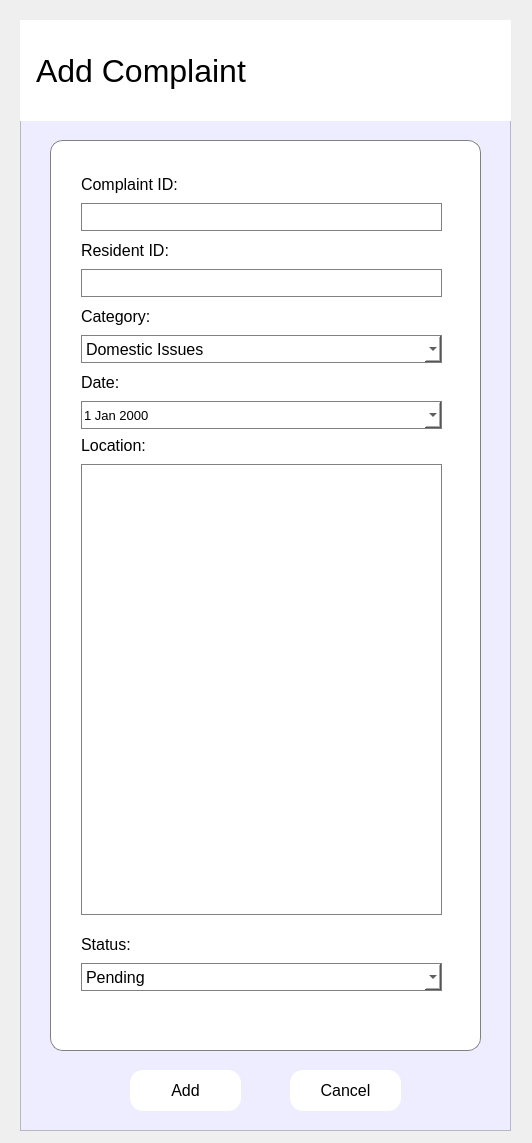
Qt form uifiles/addcomplaintui_new.ui (mustafamclngn/CCC151-ComplaSys) before a commit.
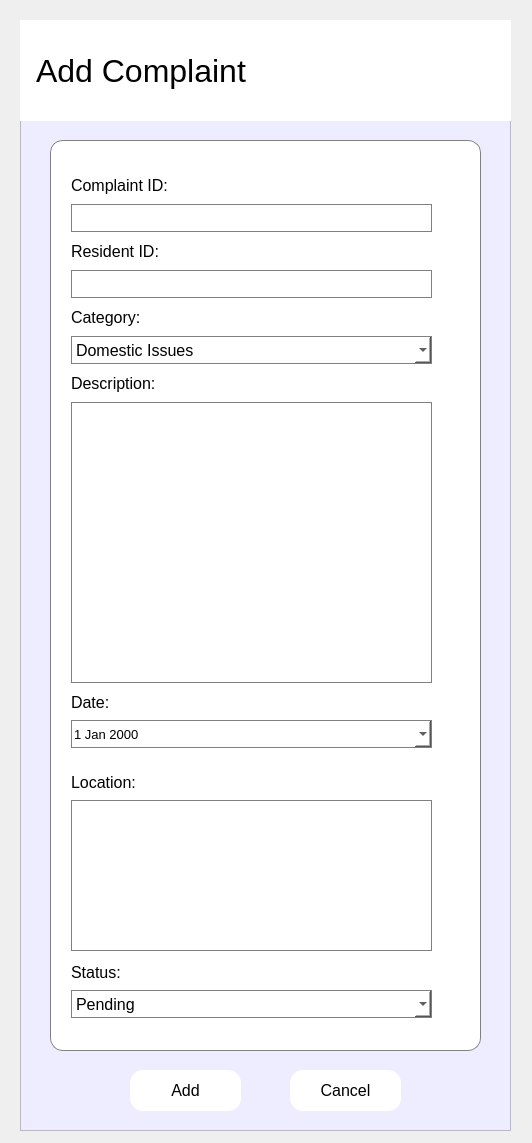
The same form after that commit.

Commit message: added description box, adjusted position names

Patch:
```diff
--- a/uifiles/addcomplaintui_new.ui
+++ b/uifiles/addcomplaintui_new.ui
@@ -98,8 +98,8 @@
     <widget class="QLabel" name="label_resident_id">
      <property name="geometry">
       <rect>
-       <x>31</x>
-       <y>32</y>
+       <x>21</x>
+       <y>33</y>
        <width>124</width>
        <height>24</height>
       </rect>
@@ -119,8 +119,8 @@
     <widget class="QLineEdit" name="addcomplaint_complaintID_input">
      <property name="geometry">
       <rect>
-       <x>31</x>
-       <y>63</y>
+       <x>21</x>
+       <y>64</y>
        <width>361</width>
        <height>28</height>
       </rect>
@@ -139,8 +139,8 @@
     <widget class="QLabel" name="label_first_name">
      <property name="geometry">
       <rect>
-       <x>31</x>
-       <y>98</y>
+       <x>21</x>
+       <y>99</y>
        <width>111</width>
        <height>24</height>
       </rect>
@@ -160,8 +160,8 @@
     <widget class="QLineEdit" name="addcomplaint_residentID_input">
      <property name="geometry">
       <rect>
-       <x>31</x>
-       <y>129</y>
+       <x>21</x>
+       <y>130</y>
        <width>361</width>
        <height>28</height>
       </rect>
@@ -180,8 +180,8 @@
     <widget class="QLabel" name="label_dob">
      <property name="geometry">
       <rect>
-       <x>31</x>
-       <y>230</y>
+       <x>21</x>
+       <y>550</y>
        <width>50</width>
        <height>24</height>
       </rect>
@@ -198,34 +198,11 @@
       <string>Date:</string>
      </property>
     </widget>
-    <widget class="QDateEdit" name="addcomplaint_date_input">
-     <property name="geometry">
-      <rect>
-       <x>31</x>
-       <y>261</y>
-       <width>361</width>
-       <height>28</height>
-      </rect>
-     </property>
-     <property name="font">
-      <font>
-       <pointsize>10</pointsize>
-      </font>
-     </property>
-     <property name="styleSheet">
-      <string notr="true">background-color: white;
-border: 1px solid grey;
-border-radius: 0px;</string>
-     </property>
-     <property name="calendarPopup">
-      <bool>true</bool>
-     </property>
-    </widget>
     <widget class="QLabel" name="label_address">
      <property name="geometry">
       <rect>
-       <x>31</x>
-       <y>293</y>
+       <x>21</x>
+       <y>630</y>
        <width>82</width>
        <height>24</height>
       </rect>
@@ -242,31 +219,11 @@
       <string>Location:</string>
      </property>
     </widget>
-    <widget class="QTextEdit" name="addcomplaint_location_input">
-     <property name="geometry">
-      <rect>
-       <x>31</x>
-       <y>324</y>
-       <width>361</width>
-       <height>451</height>
-      </rect>
-     </property>
-     <property name="font">
-      <font>
-       <pointsize>12</pointsize>
-      </font>
-     </property>
-     <property name="styleSheet">
-      <string notr="true">background-color: white;
-border: 1px solid grey;
-border-radius: 0px;</string>
-     </property>
-    </widget>
     <widget class="QComboBox" name="addcomplaint_category_input">
      <property name="geometry">
       <rect>
-       <x>31</x>
-       <y>195</y>
+       <x>21</x>
+       <y>196</y>
        <width>361</width>
        <height>28</height>
       </rect>
@@ -325,8 +282,8 @@
     <widget class="QLabel" name="label_first_name_2">
      <property name="geometry">
       <rect>
-       <x>31</x>
-       <y>164</y>
+       <x>21</x>
+       <y>165</y>
        <width>87</width>
        <height>24</height>
       </rect>
@@ -346,8 +303,8 @@
     <widget class="QLabel" name="label_first_name_3">
      <property name="geometry">
       <rect>
-       <x>31</x>
-       <y>792</y>
+       <x>21</x>
+       <y>820</y>
        <width>63</width>
        <height>24</height>
       </rect>
@@ -367,8 +324,8 @@
     <widget class="QComboBox" name="addcomplaint_status_input">
      <property name="geometry">
       <rect>
-       <x>31</x>
-       <y>823</y>
+       <x>21</x>
+       <y>850</y>
        <width>361</width>
        <height>28</height>
       </rect>
@@ -399,6 +356,90 @@
       </property>
      </item>
     </widget>
+    <widget class="QLabel" name="label_address_2">
+     <property name="geometry">
+      <rect>
+       <x>21</x>
+       <y>231</y>
+       <width>107</width>
+       <height>24</height>
+      </rect>
+     </property>
+     <property name="font">
+      <font>
+       <pointsize>12</pointsize>
+      </font>
+     </property>
+     <property name="styleSheet">
+      <string notr="true">border: 0px</string>
+     </property>
+     <property name="text">
+      <string>Description:</string>
+     </property>
+    </widget>
+    <widget class="QLineEdit" name="addcomplaint_location_input">
+     <property name="geometry">
+      <rect>
+       <x>21</x>
+       <y>660</y>
+       <width>361</width>
+       <height>151</height>
+      </rect>
+     </property>
+     <property name="font">
+      <font>
+       <pointsize>12</pointsize>
+      </font>
+     </property>
+     <property name="styleSheet">
+      <string notr="true">background-color: white;
+border: 1px solid grey;
+border-radius: 0px;</string>
+     </property>
+    </widget>
+    <widget class="QLineEdit" name="addcomplaint_description_input">
+     <property name="geometry">
+      <rect>
+       <x>21</x>
+       <y>262</y>
+       <width>361</width>
+       <height>281</height>
+      </rect>
+     </property>
+     <property name="font">
+      <font>
+       <pointsize>12</pointsize>
+      </font>
+     </property>
+     <property name="styleSheet">
+      <string notr="true">background-color: white;
+border: 1px solid grey;
+border-radius: 0px;</string>
+     </property>
+    </widget>
+    <widget class="QDateEdit" name="addcomplaint_date_input">
+     <property name="geometry">
+      <rect>
+       <x>21</x>
+       <y>580</y>
+       <width>361</width>
+       <height>28</height>
+      </rect>
+     </property>
+     <property name="font">
+      <font>
+       <pointsize>10</pointsize>
+      </font>
+     </property>
+     <property name="styleSheet">
+      <string notr="true">background-color: white;
+border: 1px solid grey;
+border-radius: 0px;</string>
+     </property>
+     <property name="calendarPopup">
+      <bool>true</bool>
+     </property>
+    </widget>
    </widget>
    <widget class="QLabel" name="label_8">
     <property name="geometry">
```
The commit also changes 1 other file.
